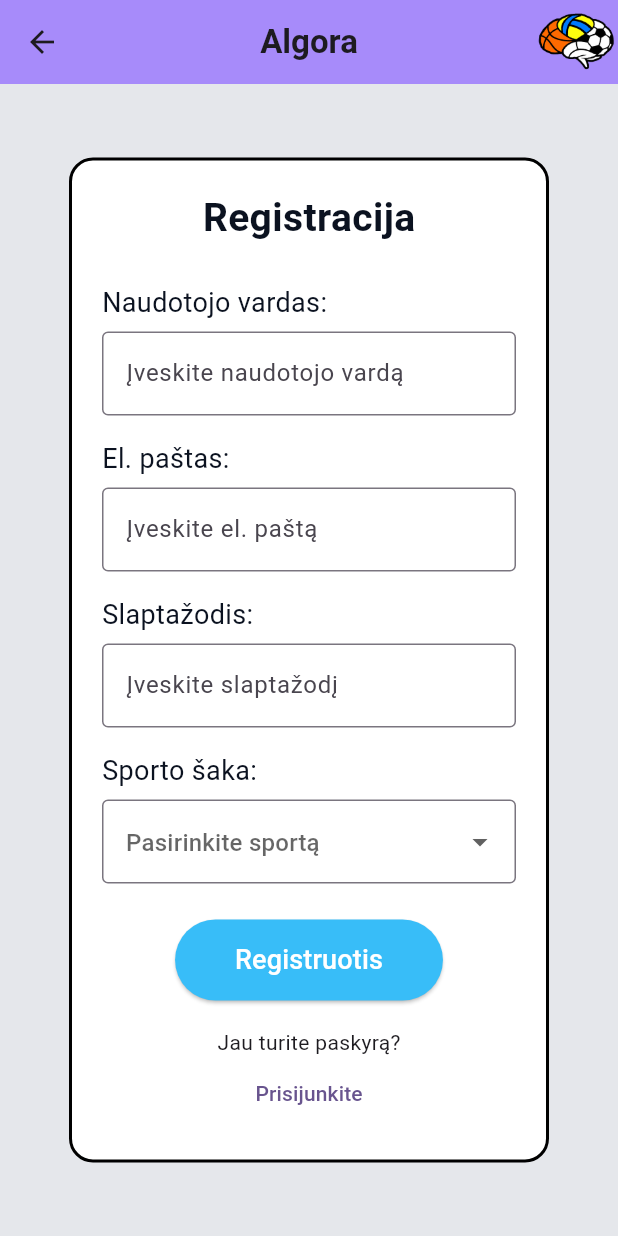
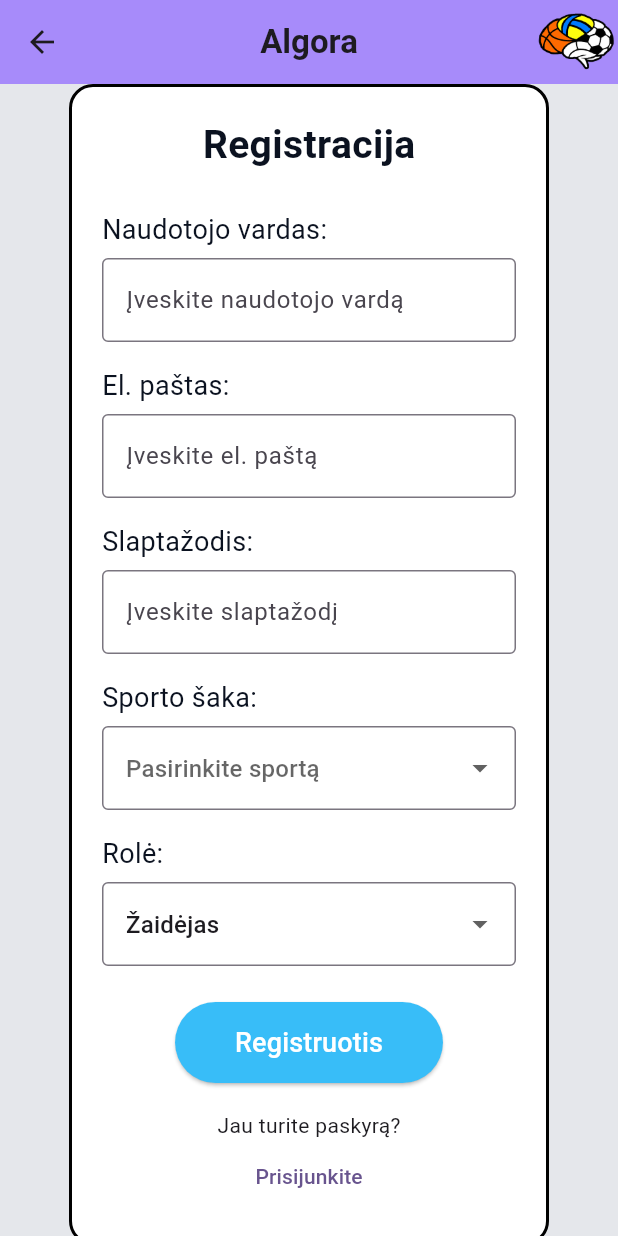
Before and after one commit to cliffs1/athlete-softskills-app, a Flutter app: the RegisterPage screen opened directly, on a phone screen of 412 x 824 dp. Run offline on Flutter 3.47's test engine with Material 3 defaults, Android fonts, the phone set to English and light mode, and no system bars; our stand-ins replace fl_chart, flutter_calendar_carousel, image_picker, supabase_flutter; accounts and stored records are empty.

Commit message:
Coach functionality demo
added coach role and has different UI

```diff
--- a/lib/pages/RegisterPage.dart
+++ b/lib/pages/RegisterPage.dart
@@ -16,6 +16,7 @@ class _RegisterPageState extends State<RegisterPage> {
   final emailController = TextEditingController();
   final passwordController = TextEditingController();
   String? selectedSport;
+  String selectedRole = 'player';
 
   final List<String> sports = [
     "Tinklinis",
@@ -68,6 +69,7 @@ class _RegisterPageState extends State<RegisterPage> {
       'vardas': username,
       'el_pastas': email,
       'fk_sporto_saka': getSportId(selectedSport!),
+      'role': selectedRole,
     });
 
     if (!mounted) return;
@@ -223,6 +225,36 @@ class _RegisterPageState extends State<RegisterPage> {
                   ),
                 ),
 
+                const SizedBox(height: 16),
+
+                const Text(
+                  "Rolė:",
+                  style: TextStyle(
+                    fontSize: 18,
+                    color: Color.fromRGBO(11, 18, 32, 1),
+                  ),
+                ),
+
+                const SizedBox(height: 6),
+
+                DropdownButtonFormField<String>(
+                  value: selectedRole,
+                  isExpanded: true,
+                  items: const [
+                    DropdownMenuItem(value: 'player', child: Text('Žaidėjas')),
+                    DropdownMenuItem(value: 'coach', child: Text('Treneris')),
+                  ],
+                  onChanged: (value) {
+                    setState(() {
+                      selectedRole = value!;
+                    });
+                  },
+                  decoration: const InputDecoration(
+                    border: OutlineInputBorder(),
+                    hintText: "Pasirinkite rolę",
+                  ),
+                ),
+
                 const SizedBox(height: 24),
 
                 Center(
```
Also changed, not shown: lib/dashboards/CoachDashboard.dart (added, +37 -0 lines), lib/dashboards/PlayerDashboard.dart (added, +43 -0 lines), lib/pages/MainPage.dart (+8 -27 lines), lib/widgets/PlayerListWIdget.dart (added, +86 -0 lines).
